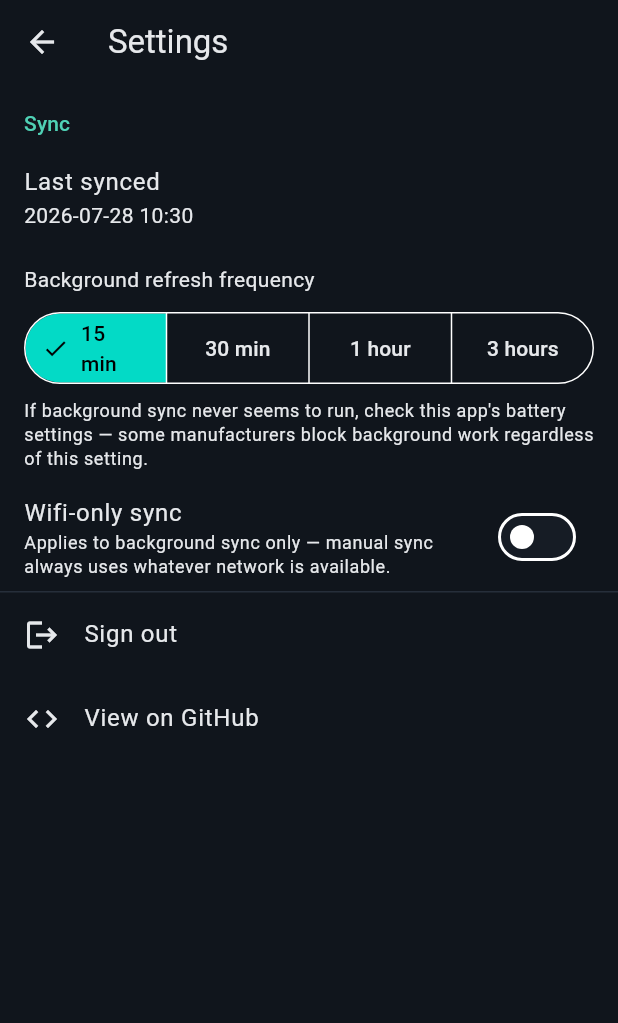
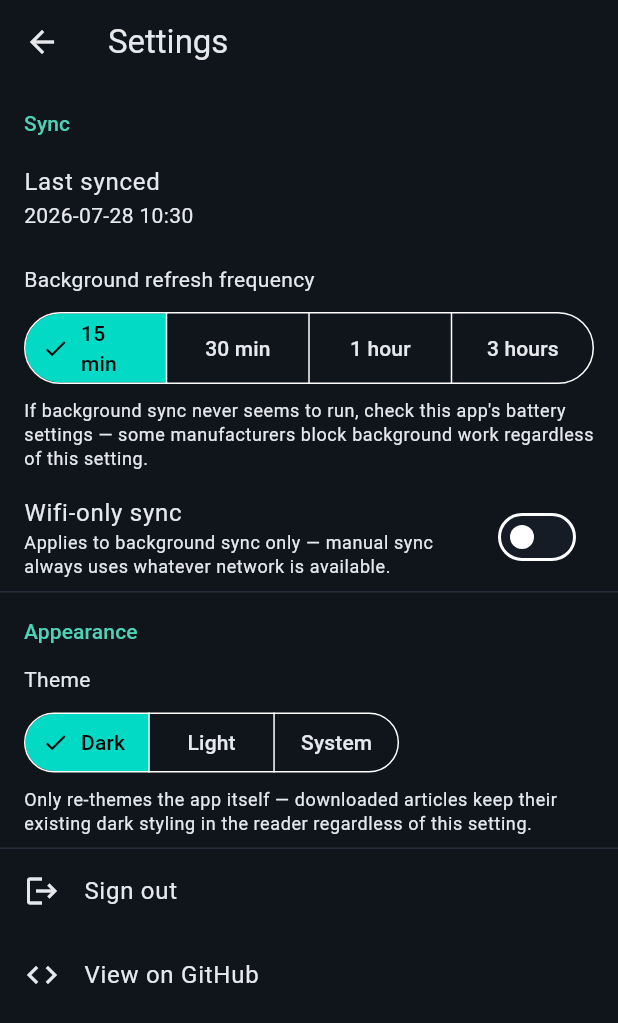
Before and after one commit to JRedrupp/deepread, a Flutter app: the screen it shows once a user with an empty profile is signed in, after a tap on the "settings" icon, on a phone screen of 412 x 824 dp. Shown: the top 1023 px of the screen. Run offline on Flutter 3.47's test engine with Material 3 defaults, Android fonts, the phone set to English and light mode, and no system bars; our stand-ins replace drift, google_fonts, shared_preferences, supabase_flutter, webview_flutter; missing offline and left inert: postgrest, workmanager; accounts and stored records are empty; generated files the repository leaves out were written again; statements that could not run were skipped.

Commit message:
Add Dark/Light/System theme selector
AppTheme.light() mirrors the existing dark palette; metadataStyle is now
brightness-aware. ThemeMode is held in a small ThemeController ValueNotifier
(seeded from SettingsRepository at startup) rather than threaded through
every screen's constructor, matching the app's existing no-DI-framework
style. Settings UI notes that downloaded article content keeps its
existing dark styling regardless — that CSS is baked in server-side at
render time, independent of the app's own theme.

```diff
--- a/mobile/lib/features/articles/article_list_screen.dart
+++ b/mobile/lib/features/articles/article_list_screen.dart
@@ -102,7 +102,7 @@ class _ArticleListScreenState extends State<ArticleListScreen> {
                       if (article.localPath == null) const SizedBox(width: 8),
                       Text(
                         article.publishedAt?.toIso8601String().split('T').first ?? '',
-                        style: AppTheme.metadataStyle(),
+                        style: AppTheme.metadataStyle(context),
                       ),
                     ],
                   ),
--- a/mobile/lib/features/articles/article_reader_screen.dart
+++ b/mobile/lib/features/articles/article_reader_screen.dart
@@ -108,11 +108,11 @@ class _SummaryOnlyView extends StatelessWidget {
         children: [
           Text(
             'This article is behind a paywall — only a summary is available offline.',
-            style: AppTheme.metadataStyle(color: AppTheme.accent, fontSize: 13),
+            style: AppTheme.metadataStyle(context, color: AppTheme.accent, fontSize: 13),
           ),
           if (metadata.isNotEmpty) ...[
             const SizedBox(height: 8),
-            Text(metadata, style: AppTheme.metadataStyle()),
+            Text(metadata, style: AppTheme.metadataStyle(context)),
           ],
           const SizedBox(height: 16),
           Text(
--- a/mobile/lib/features/settings/settings_repository.dart
+++ b/mobile/lib/features/settings/settings_repository.dart
@@ -1,3 +1,4 @@
+import 'package:flutter/material.dart';
 import 'package:shared_preferences/shared_preferences.dart';
 
 /// Thin typed wrapper around [SharedPreferences] — the single source of
@@ -17,6 +18,7 @@ class SettingsRepository {
   static const _lastSyncedAtKey = 'last_synced_at';
   static const _refreshFrequencyMinutesKey = 'refresh_frequency_minutes';
   static const _wifiOnlySyncKey = 'wifi_only_sync';
+  static const _themeModeKey = 'theme_mode';
 
   DateTime? get lastSyncedAt {
     final raw = _prefs.getString(_lastSyncedAtKey);
@@ -37,4 +39,14 @@ class SettingsRepository {
   bool get wifiOnlySync => _prefs.getBool(_wifiOnlySyncKey) ?? false;
 
   Future<void> setWifiOnlySync(bool wifiOnly) => _prefs.setBool(_wifiOnlySyncKey, wifiOnly);
+
+  /// Default of dark matches today's only theme — upgrading users see no
+  /// change until they opt into light or system.
+  ThemeMode get themeMode => switch (_prefs.getString(_themeModeKey)) {
+        'light' => ThemeMode.light,
+        'system' => ThemeMode.system,
+        _ => ThemeMode.dark,
+      };
+
+  Future<void> setThemeMode(ThemeMode mode) => _prefs.setString(_themeModeKey, mode.name);
 }
--- a/mobile/lib/features/settings/settings_screen.dart
+++ b/mobile/lib/features/settings/settings_screen.dart
@@ -1,6 +1,7 @@
 import 'package:flutter/material.dart';
 import 'package:url_launcher/url_launcher.dart';
 
+import '../../theme/theme_controller.dart';
 import '../sync/background_sync.dart';
 import 'settings_repository.dart';
 
@@ -11,6 +12,12 @@ const _frequencyPresets = [
   (minutes: 30, label: '30 min'),
   (minutes: 60, label: '1 hour'),
   (minutes: 180, label: '3 hours'),
+];
+
+const _themeModePresets = [
+  (mode: ThemeMode.dark, label: 'Dark'),
+  (mode: ThemeMode.light, label: 'Light'),
+  (mode: ThemeMode.system, label: 'System'),
 ];
 
 /// Fixed, deterministic absolute-time format (not relative — "5 minutes
@@ -56,6 +63,7 @@ class _SettingsScreenState extends State<SettingsScreen> {
   DateTime? _lastSyncedAt;
   int _frequencyMinutes = 15;
   bool _wifiOnlySync = false;
+  ThemeMode _themeMode = ThemeMode.dark;
 
   @override
   void initState() {
@@ -71,7 +79,16 @@ class _SettingsScreenState extends State<SettingsScreen> {
       _lastSyncedAt = settings.lastSyncedAt;
       _frequencyMinutes = settings.refreshFrequencyMinutes;
       _wifiOnlySync = settings.wifiOnlySync;
+      _themeMode = settings.themeMode;
     });
+  }
+
+  Future<void> _updateThemeMode(ThemeMode mode) async {
+    final settings = _settings;
+    if (settings == null) return;
+    await settings.setThemeMode(mode);
+    setState(() => _themeMode = mode);
+    ThemeController.mode.value = mode;
   }
 
   Future<void> _updateFrequency(int minutes) async {
@@ -145,6 +162,31 @@ class _SettingsScreenState extends State<SettingsScreen> {
             onChanged: _updateWifiOnly,
           ),
           const Divider(height: 1),
+          const _SectionHeader('Appearance'),
+          Padding(
+            padding: const EdgeInsets.fromLTRB(16, 8, 16, 8),
+            child: Column(
+              crossAxisAlignment: CrossAxisAlignment.start,
+              children: [
+                const Text('Theme'),
+                const SizedBox(height: 8),
+                SegmentedButton<ThemeMode>(
+                  segments: [
+                    for (final preset in _themeModePresets) ButtonSegment(value: preset.mode, label: Text(preset.label)),
+                  ],
+                  selected: {_themeMode},
+                  onSelectionChanged: (selected) => _updateThemeMode(selected.first),
+                ),
+                const SizedBox(height: 6),
+                Text(
+                  "Only re-themes the app itself — downloaded articles keep their existing dark "
+                  'styling in the reader regardless of this setting.',
+                  style: captionStyle,
+                ),
+              ],
+            ),
+          ),
+          const Divider(height: 1),
           ListTile(
             leading: const Icon(Icons.logout),
             title: const Text('Sign out'),
--- a/mobile/lib/main.dart
+++ b/mobile/lib/main.dart
@@ -8,12 +8,14 @@ import 'features/auth/auth_gate.dart';
 import 'features/settings/settings_repository.dart';
 import 'features/sync/background_sync.dart';
 import 'theme/app_theme.dart';
+import 'theme/theme_controller.dart';
 
 Future<void> main() async {
   WidgetsFlutterBinding.ensureInitialized();
   await AppSupabase.initialize();
+  final settings = await SettingsRepository.load();
+  ThemeController.mode.value = settings.themeMode;
   try {
-    final settings = await SettingsRepository.load();
     await BackgroundSync.register(
       frequencyMinutes: settings.refreshFrequencyMinutes,
       wifiOnly: settings.wifiOnlySync,
@@ -35,10 +37,15 @@ class DeepReadApp extends StatelessWidget {
 
   @override
   Widget build(BuildContext context) {
-    return MaterialApp(
-      title: 'DeepRead',
-      theme: AppTheme.dark(),
-      home: AuthGate(db: db),
+    return ValueListenableBuilder<ThemeMode>(
+      valueListenable: ThemeController.mode,
+      builder: (context, mode, _) => MaterialApp(
+        title: 'DeepRead',
+        theme: AppTheme.light(),
+        darkTheme: AppTheme.dark(),
+        themeMode: mode,
+        home: AuthGate(db: db),
+      ),
     );
   }
 }
--- a/mobile/lib/theme/app_theme.dart
+++ b/mobile/lib/theme/app_theme.dart
@@ -2,7 +2,10 @@ import 'package:flutter/material.dart';
 import 'package:google_fonts/google_fonts.dart';
 
 /// Dev-tool inspired theme: dark by default, monospace for metadata,
-/// sans-serif for titles/chrome, subtle borders instead of shadows.
+/// sans-serif for titles/chrome, subtle borders instead of shadows. `light()`
+/// mirrors the same look with light surfaces — note the actual downloaded
+/// article content shown in the reader's WebView is unaffected by either
+/// theme: its CSS is baked in server-side at render time (see CLAUDE.md).
 class AppTheme {
   AppTheme._();
 
@@ -12,6 +15,12 @@ class AppTheme {
   static const Color accent = Color(0xFF4FD1B5);
   static const Color textPrimary = Color(0xFFE6E8EB);
   static const Color textSecondary = Color(0xFF8A94A3);
+
+  static const Color lightBackground = Color(0xFFF5F7FA);
+  static const Color lightSurface = Color(0xFFFFFFFF);
+  static const Color lightBorder = Color(0xFFD8DEE6);
+  static const Color lightTextPrimary = Color(0xFF1A2027);
+  static const Color lightTextSecondary = Color(0xFF5B6472);
 
   static ThemeData dark() {
     final base = ThemeData(
@@ -50,12 +59,52 @@ class AppTheme {
     );
   }
 
+  static ThemeData light() {
+    final base = ThemeData(
+      brightness: Brightness.light,
+      useMaterial3: true,
+      scaffoldBackgroundColor: lightBackground,
+      colorScheme: const ColorScheme.light(
+        surface: lightSurface,
+        primary: accent,
+        onPrimary: Color(0xFF06201A),
+        onSurface: lightTextPrimary,
+      ),
+    );
+
+    return base.copyWith(
+      appBarTheme: const AppBarTheme(
+        backgroundColor: lightBackground,
+        foregroundColor: lightTextPrimary,
+        elevation: 0,
+        scrolledUnderElevation: 0,
+      ),
+      cardTheme: CardThemeData(
+        color: lightSurface,
+        elevation: 0,
+        margin: EdgeInsets.zero,
+        shape: RoundedRectangleBorder(
+          borderRadius: BorderRadius.circular(6),
+          side: const BorderSide(color: lightBorder, width: 1),
+        ),
+      ),
+      dividerTheme: const DividerThemeData(color: lightBorder, thickness: 1),
+      textTheme: base.textTheme.apply(
+        bodyColor: lightTextPrimary,
+        displayColor: lightTextPrimary,
+      ),
+    );
+  }
+
   /// Terminal-readout style text for metadata: timestamps, domains,
   /// sync status, byte sizes. Kept visually distinct from body/title text.
-  static TextStyle metadataStyle({Color? color, double fontSize = 12}) {
+  /// Needs [context] to pick the right default color under whichever
+  /// theme (dark/light) is currently active.
+  static TextStyle metadataStyle(BuildContext context, {Color? color, double fontSize = 12}) {
+    final isDark = Theme.of(context).brightness == Brightness.dark;
     return GoogleFonts.jetBrainsMono(
       fontSize: fontSize,
-      color: color ?? textSecondary,
+      color: color ?? (isDark ? textSecondary : lightTextSecondary),
       letterSpacing: 0.2,
     );
   }
@@ -73,7 +122,7 @@ class StatusTag extends StatelessWidget {
     final tagColor = color ?? AppTheme.accent;
     return Text(
       '[$label]',
-      style: AppTheme.metadataStyle(color: tagColor, fontSize: 11),
+      style: AppTheme.metadataStyle(context, color: tagColor, fontSize: 11),
     );
   }
 }
--- /dev/null
+++ b/mobile/lib/theme/theme_controller.dart
@@ -0,0 +1,13 @@
+import 'package:flutter/material.dart';
+
+/// App-wide current theme mode. A simple static [ValueNotifier] rather than
+/// threading state through every screen's constructor down to
+/// SettingsScreen — matches the app's existing no-DI-framework style (see
+/// TECH_DEBT.md's note on riverpod being unused). `main.dart` seeds this
+/// from [SettingsRepository.themeMode] at startup and wraps [MaterialApp] in
+/// a [ValueListenableBuilder] listening to it.
+class ThemeController {
+  ThemeController._();
+
+  static final ValueNotifier<ThemeMode> mode = ValueNotifier(ThemeMode.dark);
+}
```
Also changed, not shown: 3 other files.
